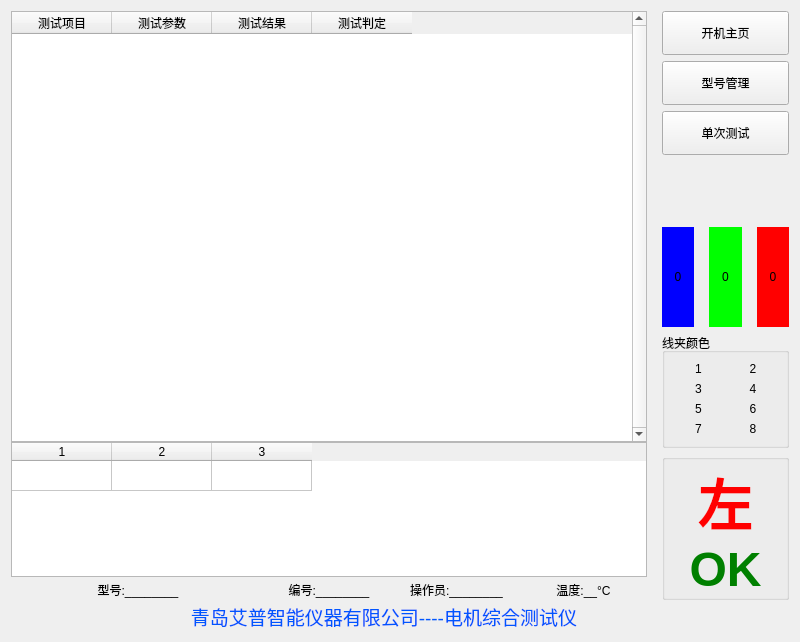
Qt form WinTest.ui (bloglink/aip-tester) before a commit.
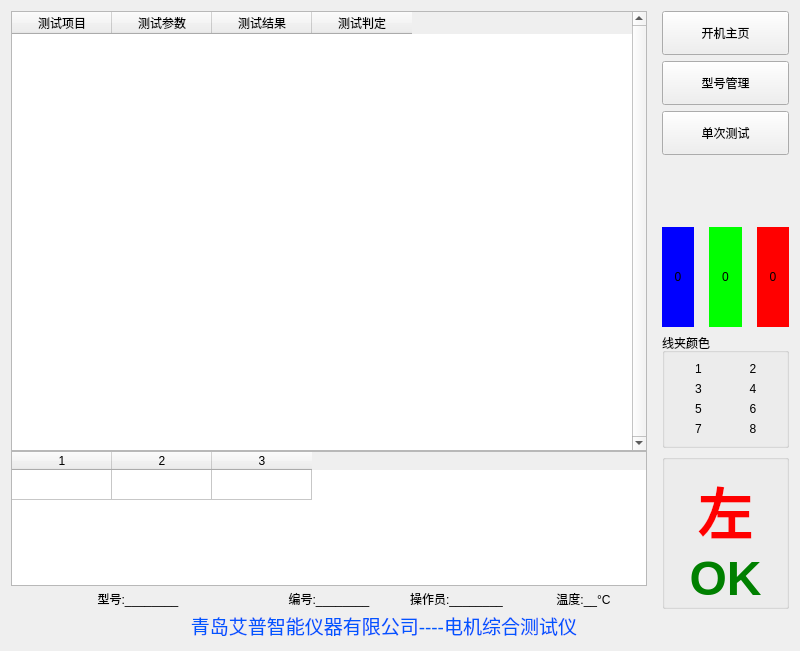
The same form after that commit. Icons and pictures are not drawn.

Commit message: style:(2.1.0.170329)测试界面微调工位,隐藏测试

What changed in the file:
```diff
--- a/WinTest.ui
+++ b/WinTest.ui
@@ -7,7 +7,7 @@
     <x>0</x>
     <y>0</y>
     <width>800</width>
-    <height>600</height>
+    <height>647</height>
    </rect>
   </property>
   <property name="windowTitle">
@@ -509,9 +509,6 @@
          <property name="leftMargin">
           <number>0</number>
          </property>
-         <property name="topMargin">
-          <number>0</number>
-         </property>
          <property name="rightMargin">
           <number>0</number>
          </property>
```
The commit also changes 3 other files.
